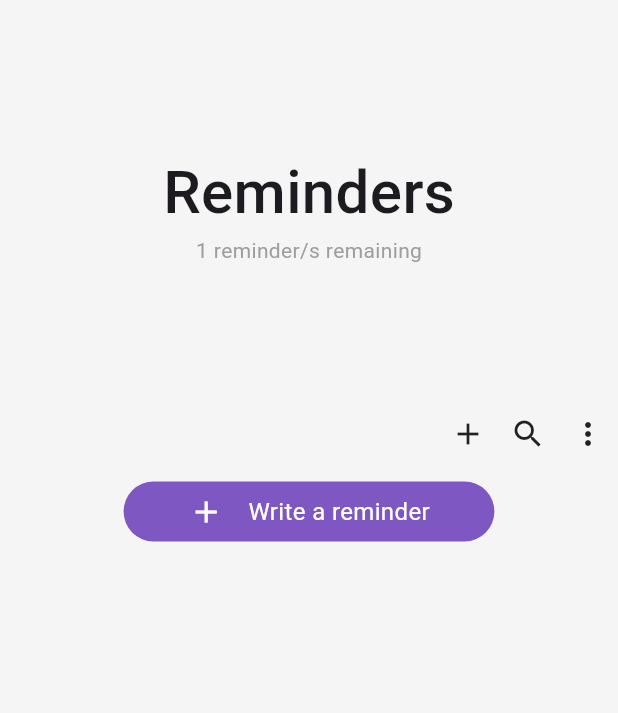
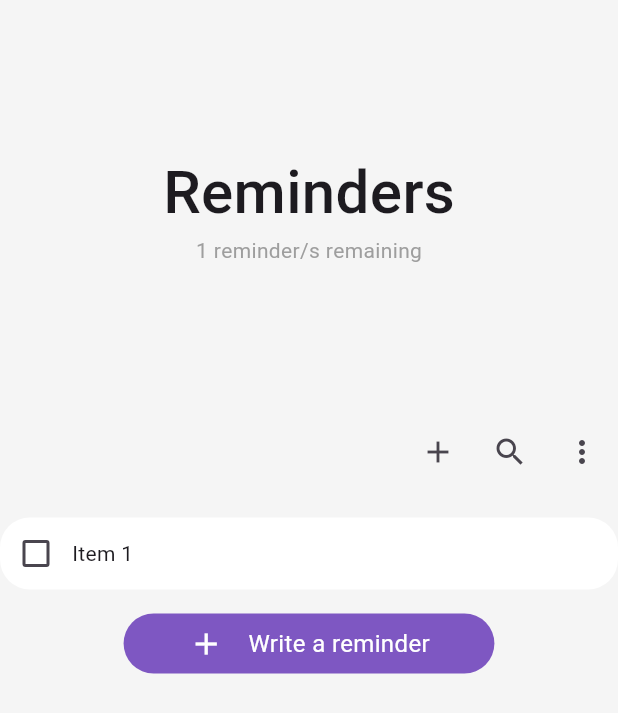
Before and after one commit to manjil09/reminder_app, a Flutter app: the HomePage screen opened directly, on a phone screen of 412 x 824 dp. Shown: the top 713 px of the screen. Run offline on Flutter 3.47's test engine with Material 2 defaults, Android fonts, the phone set to English and light mode, and no system bars.

```diff
--- a/lib/home_page.dart
+++ b/lib/home_page.dart
@@ -1,4 +1,5 @@
 import 'package:flutter/material.dart';
+import 'package:reminder_app/widgets/reminder_item.dart';
 
 class HomePage extends StatefulWidget {
   const HomePage({super.key});
@@ -30,44 +31,53 @@ class _HomePageState extends State<HomePage> {
                   ],
                 ),
               ),
-              const Padding(
-                padding: EdgeInsets.fromLTRB(0, 0, 0, 20),
+              Padding(
+                padding: const EdgeInsets.fromLTRB(0, 0, 0, 20),
                 child: Row(
                   mainAxisAlignment: MainAxisAlignment.end,
                   children: [
-                    Padding(
-                      padding: EdgeInsets.symmetric(horizontal: 8),
-                      child: Icon(Icons.add),
+                    IconButton(
+                      onPressed: () {},
+                      icon: const Icon(Icons.add),
                     ),
-                    Padding(
-                      padding: EdgeInsets.symmetric(horizontal: 8),
-                      child: Icon(Icons.search),
+                    IconButton(
+                      onPressed: () {},
+                      icon: const Icon(Icons.search),
                     ),
-                    Padding(
-                      padding: EdgeInsets.symmetric(horizontal: 8),
-                      child: Icon(Icons.more_vert),
+                    IconButton(
+                      onPressed: () {},
+                      icon: const Icon(Icons.more_vert),
                     ),
                   ],
                 ),
               ),
-              Container(
-                width: width*.6,
+              const ReminderItem(),
+              Padding(
+                padding: const EdgeInsets.fromLTRB(0, 16, 0, 0),
+                child: Container(
+                  width: width * .6,
                   decoration: BoxDecoration(
                       color: Colors.deepPurple.shade400,
-                  borderRadius: BorderRadius.circular(50)
-                ),
+                      borderRadius: BorderRadius.circular(50)),
                   child: const Row(
                     mainAxisAlignment: MainAxisAlignment.center,
                     children: [
                       Padding(
                         padding: EdgeInsets.all(8),
-                      child: Icon(Icons.add,color: Colors.white,),
+                        child: Icon(
+                          Icons.add,
+                          color: Colors.white,
+                        ),
                       ),
                       Padding(
                         padding: EdgeInsets.all(8),
-                      child: Text("Write a reminder",style: TextStyle(color: Colors.white, fontSize: 16)),
+                        child: Text(
+                          "Write a reminder",
+                          style: TextStyle(color: Colors.white, fontSize: 16),
+                        ),
                       ),
                     ],
+                  ),
                 ),
               ),
             ],
--- a/lib/main.dart
+++ b/lib/main.dart
@@ -1,6 +1,5 @@
 import 'package:flutter/material.dart';
 import 'package:reminder_app/home_page.dart';
-import 'package:reminder_app/reminder_view_page.dart';
 
 void main() {
   runApp(const MyApp());
@@ -24,7 +23,7 @@ class MyApp extends StatelessWidget {
         useMaterial3: true,
       ),
       themeMode: ThemeMode.system,
-      home: const ReminderInterface(),
+      home: const HomePage(),
     );
   }
 }
--- /dev/null
+++ b/lib/widgets/reminder_item.dart
@@ -0,0 +1,40 @@
+import 'package:flutter/material.dart';
+import 'package:reminder_app/reminder_view_page.dart';
+
+class ReminderItem extends StatefulWidget {
+  const ReminderItem({super.key});
+
+  @override
+  State<ReminderItem> createState() => _ReminderItemState();
+}
+
+class _ReminderItemState extends State<ReminderItem> {
+  bool isCompleted = false;
+  @override
+  Widget build(BuildContext context) {
+    return GestureDetector(
+      onTap: () {
+        Navigator.of(context).push(MaterialPageRoute(builder: (context) => const ReminderInterface()));
+      },
+      child: Container(
+        decoration: BoxDecoration(
+          color: Colors.white,
+          borderRadius: BorderRadius.circular(20),
+        ),
+        child: Row(
+          children: [
+            Checkbox(
+              value: isCompleted,
+              onChanged: (bool? value) {
+                setState(() {
+                  isCompleted = value ?? false;
+                });
+              },
+            ),
+            const Text("Item 1")
+          ],
+        ),
+      ),
+    );
+  }
+}
--- a/pubspec.yaml
+++ b/pubspec.yaml
@@ -28,6 +28,8 @@ environment:
 # the latest version available on pub.dev. To see which dependencies have newer
 # versions available, run `flutter pub outdated`.
 dependencies:
+  provider: ^6.0.5
+  intl: ^0.18.1
   flutter:
     sdk: flutter
 
```
Also changed, not shown: lib/model/reminder.dart (added, +17 -0 lines), lib/reminder_view_page.dart (+65 -10 lines), lib/widgets/plain_text_button.dart (added, +25 -0 lines), lib/reminder_edit_page.dart (deleted), lib/reminder_item.dart (deleted), pubspec.lock. Lines whose indentation alone changed are shown as unchanged.
